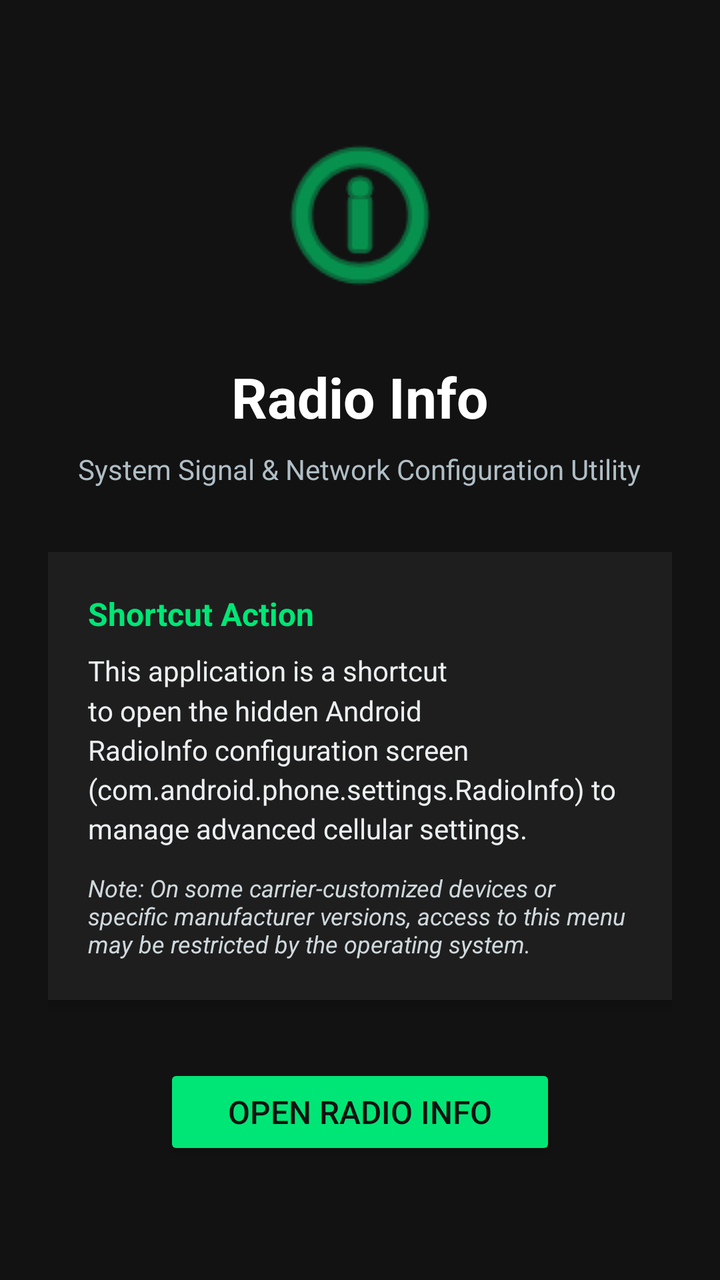
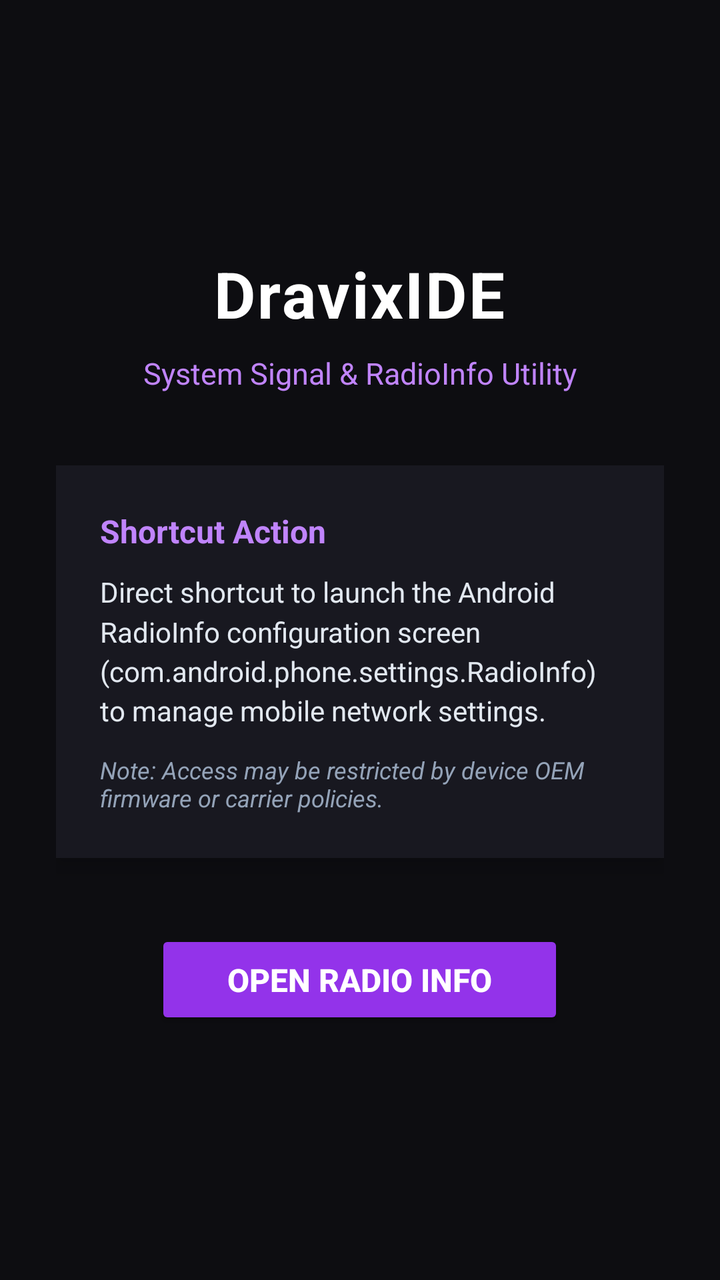

Two renders of the same Android screen: before a commit and after it. Below are the layout's source before the change and the commit's diff.
<!-- AndroidManifest.xml: activity theme Theme.MyApplication -->
<!-- res/layout/activity_main.xml -->
<?xml version="1.0" encoding="utf-8"?>
<LinearLayout xmlns:android="http://schemas.android.com/apk/res/android"
    xmlns:app="http://schemas.android.com/apk/res-auto"
    xmlns:tools="http://schemas.android.com/tools"
    android:layout_width="match_parent"
    android:layout_height="match_parent"
    android:orientation="vertical"
    android:gravity="center"
    android:padding="24dp"
    android:background="#121212"
    tools:context="com.network.nr.MainActivity">

    
    <ImageView
        android:id="@+id/icon_image"
        android:layout_width="96dp"
        android:layout_height="96dp"
        android:layout_marginBottom="24dp"
        android:src="@android:drawable/ic_menu_info_details"
        app:tint="#00E676"
        android:contentDescription="Radio Info Icon" />

    
    <TextView
        android:id="@+id/title_text"
        android:layout_width="wrap_content"
        android:layout_height="wrap_content"
        android:text="Radio Info"
        android:textColor="#FFFFFF"
        android:textSize="28sp"
        android:textStyle="bold"
        android:layout_marginBottom="8dp"
        android:gravity="center" />

    <TextView
        android:id="@+id/subtitle_text"
        android:layout_width="wrap_content"
        android:layout_height="wrap_content"
        android:text="System Signal &amp; Network Configuration Utility"
        android:textColor="#B0BEC5"
        android:textSize="14sp"
        android:layout_marginBottom="32dp"
        android:gravity="center" />

    
    <LinearLayout
        android:layout_width="match_parent"
        android:layout_height="wrap_content"
        android:orientation="vertical"
        android:background="#1E1E1E"
        android:padding="20dp"
        android:layout_marginBottom="32dp"
        android:elevation="4dp">

        <TextView
            android:layout_width="match_parent"
            android:layout_height="wrap_content"
            android:text="Shortcut Action"
            android:textColor="#00E676"
            android:textSize="16sp"
            android:textStyle="bold"
            android:layout_marginBottom="8dp" />

        <TextView
            android:layout_width="match_parent"
            android:layout_height="wrap_content"
            android:text="This application is a shortcut to open the hidden Android RadioInfo configuration screen (com.android.phone.settings.RadioInfo) to manage advanced cellular settings."
            android:textColor="#ECEFF1"
            android:textSize="14sp"
            android:lineSpacingMultiplier="1.2"
            android:layout_marginBottom="12dp" />

        <TextView
            android:layout_width="match_parent"
            android:layout_height="wrap_content"
            android:text="Note: On some carrier-customized devices or specific manufacturer versions, access to this menu may be restricted by the operating system."
            android:textColor="#CFD8DC"
            android:textSize="12sp"
            android:textStyle="italic" />
    </LinearLayout>

    
    <Button
        android:id="@+id/launch_button"
        android:layout_width="wrap_content"
        android:layout_height="wrap_content"
        android:text="Open Radio Info"
        android:textSize="16sp"
        android:paddingStart="32dp"
        android:paddingEnd="32dp"
        android:paddingTop="12dp"
        android:paddingBottom="12dp"
        android:textColor="#121212"
        app:backgroundTint="#00E676"
        android:tag="launch_button" />

</LinearLayout>
<!-- resources referenced by this layout -->
<resources>
  <style name="Theme.MyApplication" parent="Theme.MaterialComponents.DayNight.NoActionBar">
          
          <item name="colorPrimary">#00E676</item>
          <item name="colorSecondary">#00E676</item>
      </style>
</resources>

<!-- the commit's change to res/layout/activity_main.xml (unified diff, before → after) -->
@@ -6,29 +6,20 @@
     android:layout_height="match_parent"
     android:orientation="vertical"
     android:gravity="center"
-    android:padding="24dp"
-    android:background="#121212"
+    android:padding="28dp"
+    android:background="#0D0D11"
     tools:context="com.network.nr.MainActivity">
-
-    
-    <ImageView
-        android:id="@+id/icon_image"
-        android:layout_width="96dp"
-        android:layout_height="96dp"
-        android:layout_marginBottom="24dp"
-        android:src="@android:drawable/ic_menu_info_details"
-        app:tint="#00E676"
-        android:contentDescription="Radio Info Icon" />
 
     
     <TextView
         android:id="@+id/title_text"
         android:layout_width="wrap_content"
         android:layout_height="wrap_content"
-        android:text="Radio Info"
+        android:text="DravixIDE"
         android:textColor="#FFFFFF"
-        android:textSize="28sp"
+        android:textSize="32sp"
         android:textStyle="bold"
+        android:letterSpacing="0.03"
         android:layout_marginBottom="8dp"
         android:gravity="center" />
 
@@ -36,10 +27,10 @@
         android:id="@+id/subtitle_text"
         android:layout_width="wrap_content"
         android:layout_height="wrap_content"
-        android:text="System Signal &amp; Network Configuration Utility"
-        android:textColor="#B0BEC5"
-        android:textSize="14sp"
-        android:layout_marginBottom="32dp"
+        android:text="System Signal &amp; RadioInfo Utility"
+        android:textColor="#C084FC"
+        android:textSize="15sp"
+        android:layout_marginBottom="36dp"
         android:gravity="center" />
 
     
@@ -47,25 +38,25 @@
         android:layout_width="match_parent"
         android:layout_height="wrap_content"
         android:orientation="vertical"
-        android:background="#1E1E1E"
-        android:padding="20dp"
-        android:layout_marginBottom="32dp"
-        android:elevation="4dp">
+        android:background="#181820"
+        android:padding="22dp"
+        android:layout_marginBottom="36dp"
+        android:elevation="6dp">
 
         <TextView
             android:layout_width="match_parent"
             android:layout_height="wrap_content"
             android:text="Shortcut Action"
-            android:textColor="#00E676"
+            android:textColor="#C084FC"
             android:textSize="16sp"
             android:textStyle="bold"
-            android:layout_marginBottom="8dp" />
+            android:layout_marginBottom="10dp" />
 
         <TextView
             android:layout_width="match_parent"
             android:layout_height="wrap_content"
-            android:text="This application is a shortcut to open the hidden Android RadioInfo configuration screen (com.android.phone.settings.RadioInfo) to manage advanced cellular settings."
-            android:textColor="#ECEFF1"
+            android:text="Direct shortcut to launch the Android RadioInfo configuration screen (com.android.phone.settings.RadioInfo) to manage mobile network settings."
+            android:textColor="#E2E8F0"
             android:textSize="14sp"
             android:lineSpacingMultiplier="1.2"
             android:layout_marginBottom="12dp" />
@@ -73,8 +64,8 @@
         <TextView
             android:layout_width="match_parent"
             android:layout_height="wrap_content"
-            android:text="Note: On some carrier-customized devices or specific manufacturer versions, access to this menu may be restricted by the operating system."
-            android:textColor="#CFD8DC"
+            android:text="Note: Access may be restricted by device OEM firmware or carrier policies."
+            android:textColor="#94A3B8"
             android:textSize="12sp"
             android:textStyle="italic" />
     </LinearLayout>
@@ -86,12 +77,13 @@
         android:layout_height="wrap_content"
         android:text="Open Radio Info"
         android:textSize="16sp"
-        android:paddingStart="32dp"
-        android:paddingEnd="32dp"
-        android:paddingTop="12dp"
-        android:paddingBottom="12dp"
-        android:textColor="#121212"
-        app:backgroundTint="#00E676"
+        android:textStyle="bold"
+        android:paddingStart="36dp"
+        android:paddingEnd="36dp"
+        android:paddingTop="14dp"
+        android:paddingBottom="14dp"
+        android:textColor="#FFFFFF"
+        app:backgroundTint="#9333EA"
         android:tag="launch_button" />
 
 </LinearLayout>
<!-- resource entries referenced after the edit -->
@@ -2,8 +2,14 @@
 <resources>
   <style name="Theme.MyApplication" parent="Theme.MaterialComponents.DayNight.NoActionBar">
           
-          <item name="colorPrimary">#00E676</item>
-          <item name="colorSecondary">#00E676</item>
+          <item name="colorPrimary">#9333EA</item>
+          <item name="colorSecondary">#C084FC</item>
+          <item name="android:statusBarColor">#0D0D11</item>
+          <item name="android:navigationBarColor">#0D0D11</item>
+  
+          
+          <item name="android:windowSplashScreenAnimatedIcon" tools:targetApi="31">@android:color/transparent</item>
+          <item name="android:windowSplashScreenBackground" tools:targetApi="31">#0D0D11</item>
       </style>
 </resources>
 
